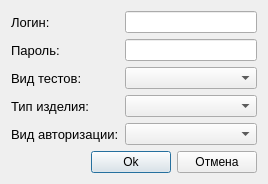
Before: the Qt Designer form toAdmin/rightdialog.ui in Veala/toAdmin, drawn with Qt 5.
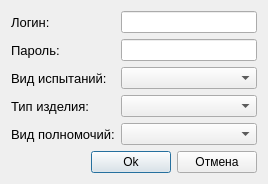
After: the same form once the commit is applied.

Diff of the .ui file:
```diff
--- a/toAdmin/rightdialog.ui
+++ b/toAdmin/rightdialog.ui
@@ -50,7 +50,7 @@
           </font>
          </property>
          <property name="text">
-          <string>Вид тестов:</string>
+          <string>Вид испытаний:</string>
          </property>
         </widget>
        </item>
@@ -74,7 +74,7 @@
           </font>
          </property>
          <property name="text">
-          <string>Вид авторизации:</string>
+          <string>Вид полномочий:</string>
          </property>
         </widget>
        </item>
```
